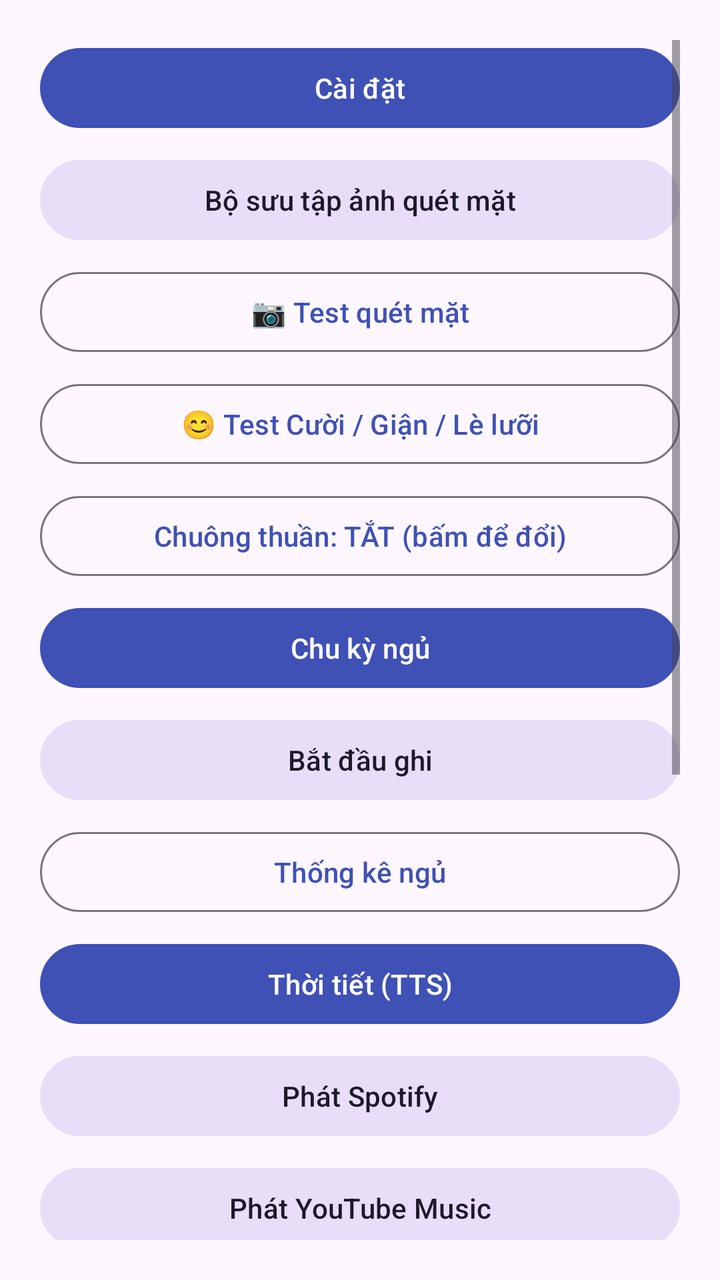
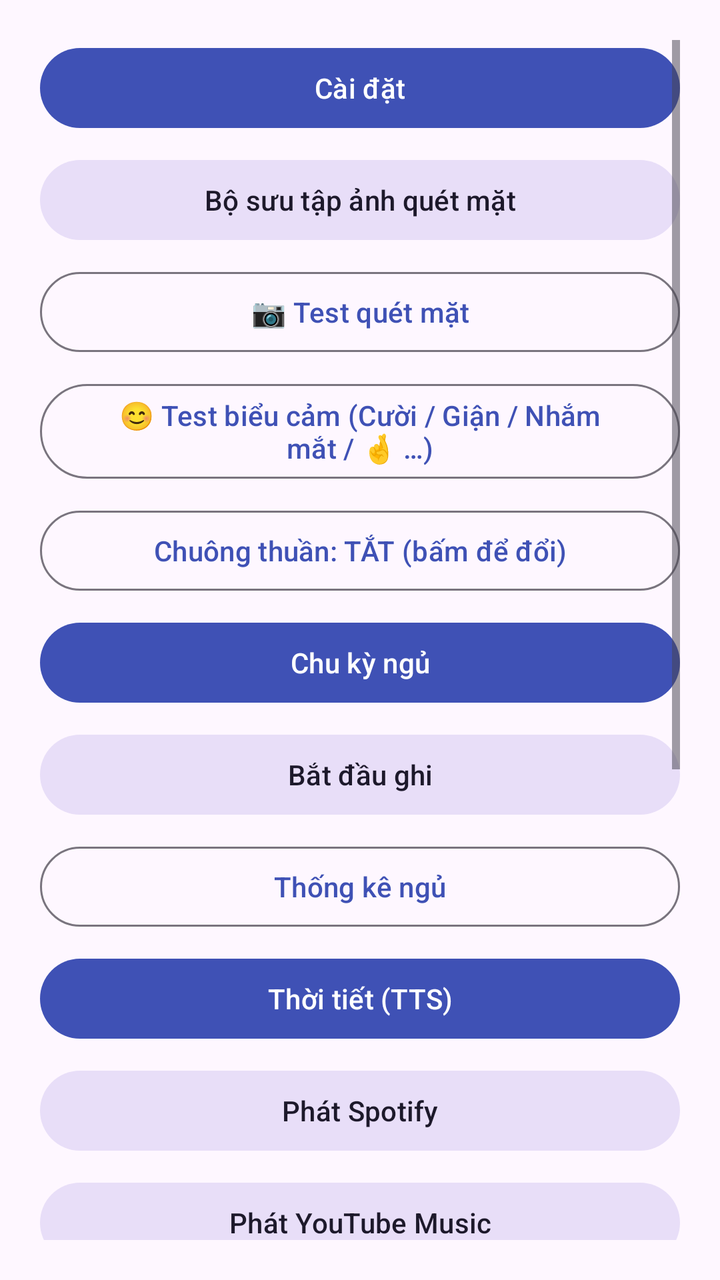

Compare the two renders of this Android layout. The source of the first and the diff that turns it into the second are given below.
<!-- AndroidManifest.xml: activity theme Theme.AlarmClock -->
<!-- res/layout/activity_features.xml -->
<?xml version="1.0" encoding="utf-8"?>
<ScrollView xmlns:android="http://schemas.android.com/apk/res/android"
    android:layout_width="match_parent"
    android:layout_height="match_parent"
    android:padding="20dp">

    <LinearLayout
        android:layout_width="match_parent"
        android:layout_height="wrap_content"
        android:orientation="vertical">

        <com.google.android.material.button.MaterialButton
            android:id="@+id/btnSettings"
            android:layout_width="match_parent"
            android:layout_height="wrap_content"
            android:text="Cài đặt"
            android:layout_marginBottom="8dp" />

        <com.google.android.material.button.MaterialButton
            android:id="@+id/btnGallery"
            android:layout_width="match_parent"
            android:layout_height="wrap_content"
            android:text="Bộ sưu tập ảnh quét mặt"
            android:layout_marginBottom="8dp"
            style="@style/Widget.Material3.Button.TonalButton" />

        <com.google.android.material.button.MaterialButton
            android:id="@+id/btnTestFace"
            android:layout_width="match_parent"
            android:layout_height="wrap_content"
            android:text="📷 Test quét mặt"
            android:layout_marginBottom="8dp"
            style="@style/Widget.Material3.Button.OutlinedButton" />

        <com.google.android.material.button.MaterialButton
            android:id="@+id/btnTestExpr"
            android:layout_width="match_parent"
            android:layout_height="wrap_content"
            android:text="😊 Test Cười / Giận / Lè lưỡi"
            android:layout_marginBottom="8dp"
            style="@style/Widget.Material3.Button.OutlinedButton" />

        <com.google.android.material.button.MaterialButton
            android:id="@+id/btnPureAlarm"
            android:layout_width="match_parent"
            android:layout_height="wrap_content"
            android:text="Chuông thuần: TẮT (bấm để đổi)"
            android:layout_marginBottom="8dp"
            style="@style/Widget.Material3.Button.OutlinedButton" />

        <com.google.android.material.button.MaterialButton
            android:id="@+id/btnSleepCycle"
            android:layout_width="match_parent"
            android:layout_height="wrap_content"
            android:text="@string/sleep_cycle_title"
            android:layout_marginBottom="8dp" />

        <com.google.android.material.button.MaterialButton
            android:id="@+id/btnDreamJournal"
            android:layout_width="match_parent"
            android:layout_height="wrap_content"
            android:text="@string/start_record"
            android:layout_marginBottom="8dp"
            style="@style/Widget.Material3.Button.TonalButton" />

        <com.google.android.material.button.MaterialButton
            android:id="@+id/btnSleepStats"
            android:layout_width="match_parent"
            android:layout_height="wrap_content"
            android:text="Thống kê ngủ"
            android:layout_marginBottom="8dp"
            style="@style/Widget.Material3.Button.OutlinedButton" />

        <com.google.android.material.button.MaterialButton
            android:id="@+id/btnWeather"
            android:layout_width="match_parent"
            android:layout_height="wrap_content"
            android:text="Thời tiết (TTS)"
            android:layout_marginBottom="8dp" />

        <com.google.android.material.button.MaterialButton
            android:id="@+id/btnSpotify"
            android:layout_width="match_parent"
            android:layout_height="wrap_content"
            android:text="Phát Spotify"
            android:layout_marginBottom="8dp"
            style="@style/Widget.Material3.Button.TonalButton" />

        <com.google.android.material.button.MaterialButton
            android:id="@+id/btnYoutube"
            android:layout_width="match_parent"
            android:layout_height="wrap_content"
            android:text="Phát YouTube Music"
            android:layout_marginBottom="8dp"
            style="@style/Widget.Material3.Button.TonalButton" />

        <com.google.android.material.button.MaterialButton
            android:id="@+id/btnCloudPush"
            android:layout_width="match_parent"
            android:layout_height="wrap_content"
            android:text="Cloud Sync → Đẩy lên"
            android:layout_marginBottom="8dp"
            style="@style/Widget.Material3.Button.OutlinedButton" />

        <com.google.android.material.button.MaterialButton
            android:id="@+id/btnCloudPull"
            android:layout_width="match_parent"
            android:layout_height="wrap_content"
            android:text="Cloud Sync ← Kéo về"
            android:layout_marginBottom="16dp"
            style="@style/Widget.Material3.Button.OutlinedButton" />

        <TextView
            android:layout_width="match_parent"
            android:layout_height="wrap_content"
            android:text="Emergency SMS &amp; GPS"
            android:textStyle="bold"
            android:layout_marginBottom="8dp" />

        <com.google.android.material.button.MaterialButton
            android:id="@+id/btnEmergencySetup"
            android:layout_width="match_parent"
            android:layout_height="wrap_content"
            android:text="Đặt số cứu viện"
            android:layout_marginBottom="8dp"
            style="@style/Widget.Material3.Button.OutlinedButton" />

        <com.google.android.material.button.MaterialButton
            android:id="@+id/btnEmergencySend"
            android:layout_width="match_parent"
            android:layout_height="wrap_content"
            android:text="Gửi SMS cứu viện + GPS"
            android:layout_marginBottom="8dp" />

        <com.google.android.material.button.MaterialButton
            android:id="@+id/btnSaveGpsHome"
            android:layout_width="match_parent"
            android:layout_height="wrap_content"
            android:text="Lưu vị trí hiện tại (nhà/cơ quan)"
            android:layout_marginBottom="8dp"
            style="@style/Widget.Material3.Button.TonalButton" />

        <com.google.android.material.button.MaterialButton
            android:id="@+id/btnCheckGps"
            android:layout_width="match_parent"
            android:layout_height="wrap_content"
            android:text="Kiểm tra gần vị trí đã lưu"
            android:layout_marginBottom="16dp"
            style="@style/Widget.Material3.Button.OutlinedButton" />

        <TextView
            android:layout_width="match_parent"
            android:layout_height="wrap_content"
            android:text="Lưu ý: SMS cần quyền SEND_SMS (Google Play hạn chế). GPS cần bật định vị. Smart Home chưa cấu hình."
            android:textSize="12sp"
            android:textColor="?android:attr/textColorSecondary" />
    </LinearLayout>
</ScrollView>
<!-- resources referenced by this layout -->
<resources>
  <string name="sleep_cycle_title">Chu kỳ ngủ</string>
  <string name="start_record">Bắt đầu ghi</string>
  <style name="Theme.AlarmClock" parent="Theme.Material3.DayNight.NoActionBar">
          <item name="colorPrimary">#3F51B5</item>
          <item name="colorPrimaryVariant">#303F9F</item>
          <item name="colorOnPrimary">@android:color/white</item>
          <item name="colorSecondary">#FF4081</item>
          <item name="android:windowAnimationStyle">@style/WindowFadeThrough</item>
      </style>
  <style name="WindowFadeThrough">
          <item name="android:activityOpenEnterAnimation">@anim/fade_through_enter</item>
          <item name="android:activityOpenExitAnimation">@anim/fade_through_exit</item>
          <item name="android:activityCloseEnterAnimation">@anim/fade_through_enter</item>
          <item name="android:activityCloseExitAnimation">@anim/fade_through_exit</item>
      </style>
</resources>

<!-- the commit's change to res/layout/activity_features.xml (unified diff, before → after) -->
@@ -36,7 +36,7 @@
             android:id="@+id/btnTestExpr"
             android:layout_width="match_parent"
             android:layout_height="wrap_content"
-            android:text="😊 Test Cười / Giận / Lè lưỡi"
+            android:text="😊 Test biểu cảm (Cười / Giận / Nhắm mắt / 🤞 …)"
             android:layout_marginBottom="8dp"
             style="@style/Widget.Material3.Button.OutlinedButton" />
 
